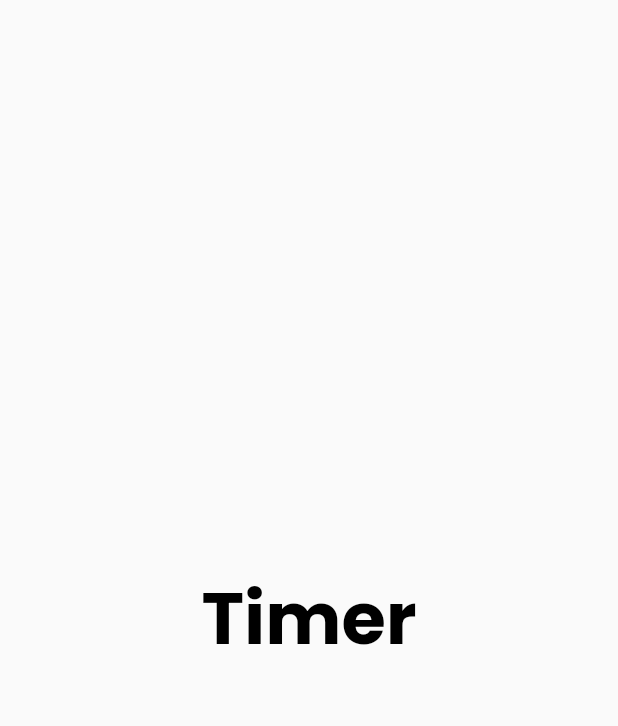
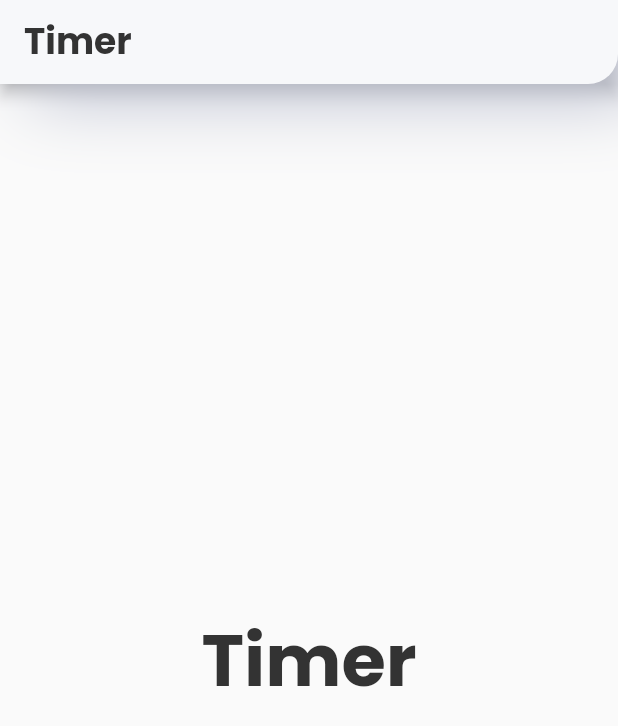
Before and after one commit to TanjaPervan/timer_upgrade, a Flutter app: the screen it shows after launch, on a phone screen of 412 x 824 dp. Shown: the top 726 px of the screen. Run offline on Flutter 3.47's test engine with Material 2 defaults, Android fonts, the phone set to English and light mode, and no system bars; our stand-ins replace easy_localization, go_router, kiwi; missing offline and left inert: easy_logger.

Commit message:
finish_app_bar

```diff
--- a/tanja_timer/assets/localization/en.json
+++ b/tanja_timer/assets/localization/en.json
@@ -1 +1,2 @@
-{"title":"Timer"}
+{"timer":"Timer",
+"title":"Title"}
--- a/tanja_timer/lib/extensions/custom_color.dart
+++ b/tanja_timer/lib/extensions/custom_color.dart
@@ -5,6 +5,8 @@ class CustomColors {
   const CustomColors.of(BuildContext context) : _context = context;
 
   Color get primary => Theme.of(_context).extension<CustomColorScheme>()!.primary!;
+  Color get appBarGradientBegin => Theme.of(_context).extension<CustomColorScheme>()!.appBarGradientBegin!;
+  Color get appBarGradientEnd => Theme.of(_context).extension<CustomColorScheme>()!.appBarGradientEnd!;
   Color get backgroundGradientStart => Theme.of(_context).extension<CustomColorScheme>()!.backgroundGradientStart!;
   Color get timerBackground => Theme.of(_context).extension<CustomColorScheme>()!.timerBackground!;
 }
@@ -12,29 +14,39 @@ class CustomColors {
 @immutable
 class CustomColorScheme extends ThemeExtension<CustomColorScheme> {
   final Color? primary;
+  final Color? appBarGradientBegin;
+  final Color? appBarGradientEnd;
   final Color? backgroundGradientStart;
   final Color? timerBackground;
 
   const CustomColorScheme({
     required this.primary,
+    this.appBarGradientBegin,
+    this.appBarGradientEnd,
     required this.timerBackground,
     required this.backgroundGradientStart,
   });
 
   const CustomColorScheme.light({
-    this.primary = Colors.black,
-    this.backgroundGradientStart = const Color(0xffE6E7ED),
+    this.primary = const Color(0xff333333),
+    this.backgroundGradientStart = const Color(0xffBDC1D1),
+    this.appBarGradientBegin = const Color(0xffF7F8FA),
+    this.appBarGradientEnd = const Color(0xffF7F8FA),
     this.timerBackground = const Color(0xffff9900),
   });
 
   @override
   CustomColorScheme copyWith({
     Color? primary,
+    Color? appBarGradientBegin,
+    Color? appBarGradientEnd,
     Color? backgroundGradientStart,
     Color? timerBackground,
   }) {
     return CustomColorScheme(
       primary: primary ?? this.primary,
+      appBarGradientBegin: appBarGradientBegin ?? this.appBarGradientBegin,
+      appBarGradientEnd: appBarGradientEnd ?? this.appBarGradientEnd,
       backgroundGradientStart: backgroundGradientStart ?? this.backgroundGradientStart,
       timerBackground: timerBackground ?? this.timerBackground,
     );
@@ -47,7 +59,9 @@ class CustomColorScheme extends ThemeExtension<CustomColorScheme> {
     }
     return CustomColorScheme(
       primary: Color.lerp(primary, other.primary, t),
+      appBarGradientBegin: Color.lerp(appBarGradientBegin, other.appBarGradientBegin, t),
       backgroundGradientStart: Color.lerp(backgroundGradientStart, other.backgroundGradientStart, t),
+      appBarGradientEnd: Color.lerp(appBarGradientEnd, other.appBarGradientEnd, t),
       timerBackground: Color.lerp(timerBackground, other.timerBackground, t),
     );
   }
--- a/tanja_timer/lib/pages/home_page.dart
+++ b/tanja_timer/lib/pages/home_page.dart
@@ -1,6 +1,7 @@
 import 'package:easy_localization/easy_localization.dart';
 import 'package:flutter/material.dart';
 import 'package:tanja_timer/extensions/custom_text_style.dart';
+import 'package:tanja_timer/widgets/app_bar/custom_app_bar.dart';
 
 class HomePage extends StatelessWidget {
   static const pageName = 'home';
@@ -9,9 +10,10 @@ class HomePage extends StatelessWidget {
   @override
   Widget build(BuildContext context) {
     return Scaffold(
+      appBar: const CustomAppBar.center(),
       body: Center(
         child: Text(
-          'title'.tr(),
+          'timer'.tr(),
           style: CustomTextStyles.of(context).bold48,
         ),
       ),
--- a/tanja_timer/lib/services/appearance_service.dart
+++ b/tanja_timer/lib/services/appearance_service.dart
@@ -1,4 +1,5 @@
 import 'package:flutter/material.dart';
+import 'package:flutter/services.dart';
 import 'package:tanja_timer/extensions/custom_color.dart';
 import 'package:tanja_timer/extensions/custom_text_style.dart';
 
@@ -16,6 +17,13 @@ class AppearanceService extends ChangeNotifier {
         const colorScheme = CustomColorScheme.light();
         final textStyleScheme = CustomTextStyleScheme.fromPrimaryTextColor(colorScheme.primary!);
         theme = ThemeData(
+          appBarTheme: const AppBarTheme(
+            systemOverlayStyle: SystemUiOverlayStyle(
+              statusBarBrightness: Brightness.light,
+              statusBarIconBrightness: Brightness.light,
+            ),
+            //backgroundColor: Colors.transparent,
+          ),
           brightness: Brightness.light,
           extensions: <ThemeExtension<dynamic>>[colorScheme, textStyleScheme],
         );
--- /dev/null
+++ b/tanja_timer/lib/widgets/app_bar/custom_app_bar.dart
@@ -0,0 +1,59 @@
+import 'package:easy_localization/easy_localization.dart';
+import 'package:flutter/material.dart';
+import 'package:tanja_timer/extensions/custom_color.dart';
+import 'package:tanja_timer/extensions/custom_text_style.dart';
+import 'package:tanja_timer/widgets/app_bar/title_app_bar.dart';
+
+enum _AppBarStyle { center, leading }
+
+class CustomAppBar extends StatelessWidget implements PreferredSizeWidget {
+  final _AppBarStyle _type;
+
+  const CustomAppBar.center({
+    super.key,
+  }) : _type = _AppBarStyle.center;
+
+  const CustomAppBar.leading({
+    super.key,
+  }) : _type = _AppBarStyle.leading;
+
+  Widget title(BuildContext context) {
+    switch (_type) {
+      case _AppBarStyle.center:
+        return Text('timer'.tr(), style: CustomTextStyles.of(context).bold24);
+
+      case _AppBarStyle.leading:
+        return const LeadingAppBar();
+    }
+  }
+
+  @override
+  Widget build(BuildContext context) {
+    return AppBar(
+      backgroundColor: Colors.transparent,
+      automaticallyImplyLeading: false,
+      title: title(context),
+      flexibleSpace: Container(
+        decoration: BoxDecoration(
+          boxShadow: [
+            BoxShadow(
+              color: CustomColors.of(context).backgroundGradientStart,
+              blurRadius: 40.0,
+              spreadRadius: 0.0,
+              offset: const Offset(20.0, 10.0),
+            )
+          ],
+          borderRadius: const BorderRadius.only(bottomRight: Radius.circular(20)),
+          gradient: LinearGradient(
+            begin: Alignment.centerLeft,
+            end: Alignment.centerRight,
+            colors: [CustomColors.of(context).appBarGradientBegin, CustomColors.of(context).appBarGradientEnd],
+          ),
+        ),
+      ),
+    );
+  }
+
+  @override
+  Size get preferredSize => const Size.fromHeight(kToolbarHeight);
+}
--- /dev/null
+++ b/tanja_timer/lib/widgets/app_bar/title_app_bar.dart
@@ -0,0 +1,23 @@
+import 'package:easy_localization/easy_localization.dart';
+import 'package:flutter/cupertino.dart';
+
+import 'package:tanja_timer/extensions/custom_text_style.dart';
+
+class LeadingAppBar extends StatelessWidget {
+  const LeadingAppBar({super.key});
+
+  @override
+  Widget build(BuildContext context) {
+    return Row(
+      mainAxisAlignment: MainAxisAlignment.start,
+      children: [
+        CupertinoButton(
+          onPressed: () {},
+          child: Image.asset('assets/icons/icon_arrow_back.png'),
+        ),
+        const SizedBox(width: 2),
+        Text('title'.tr(), style: CustomTextStyles.of(context).bold24),
+      ],
+    );
+  }
+}
```
Also changed, not shown: tanja_timer/assets/icons/1.5x/icon_arrow_back.png (added), tanja_timer/assets/icons/2x/ icon_arrow_back.png (added), tanja_timer/assets/icons/3x/icon_arrow_back.png (added), tanja_timer/assets/icons/4x/icon_arrow_back.png (added), tanja_timer/assets/icons/icon_arrow_back.png (added).
